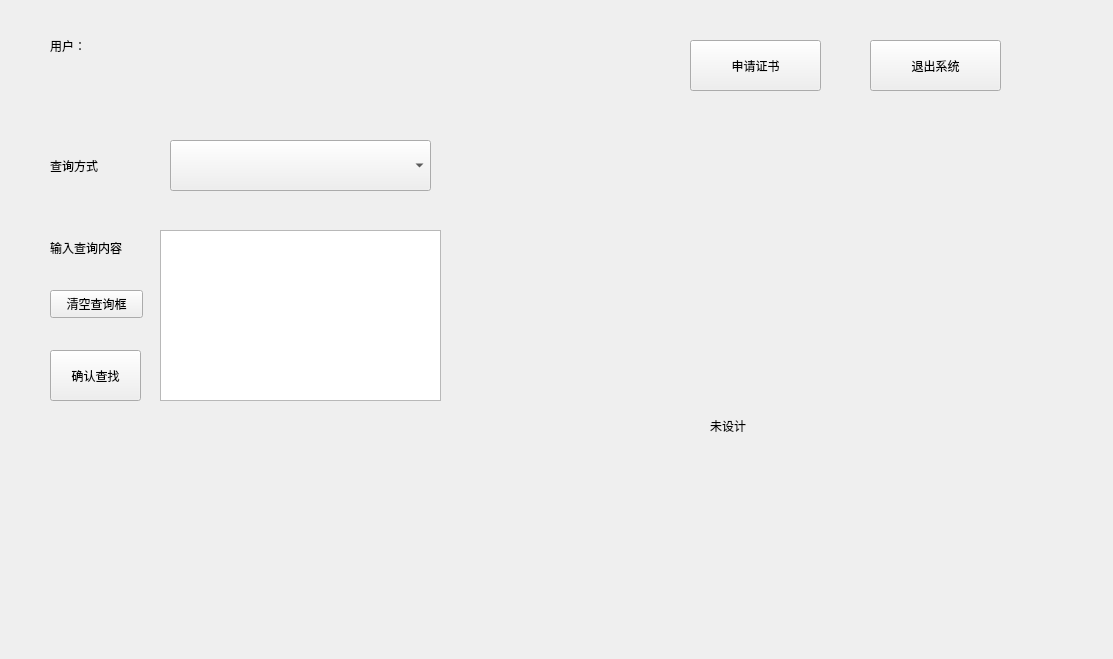
The window that UI_Files/Search.ui (ZxxWs/CA_System) describes before a commit, drawn with Qt 5.
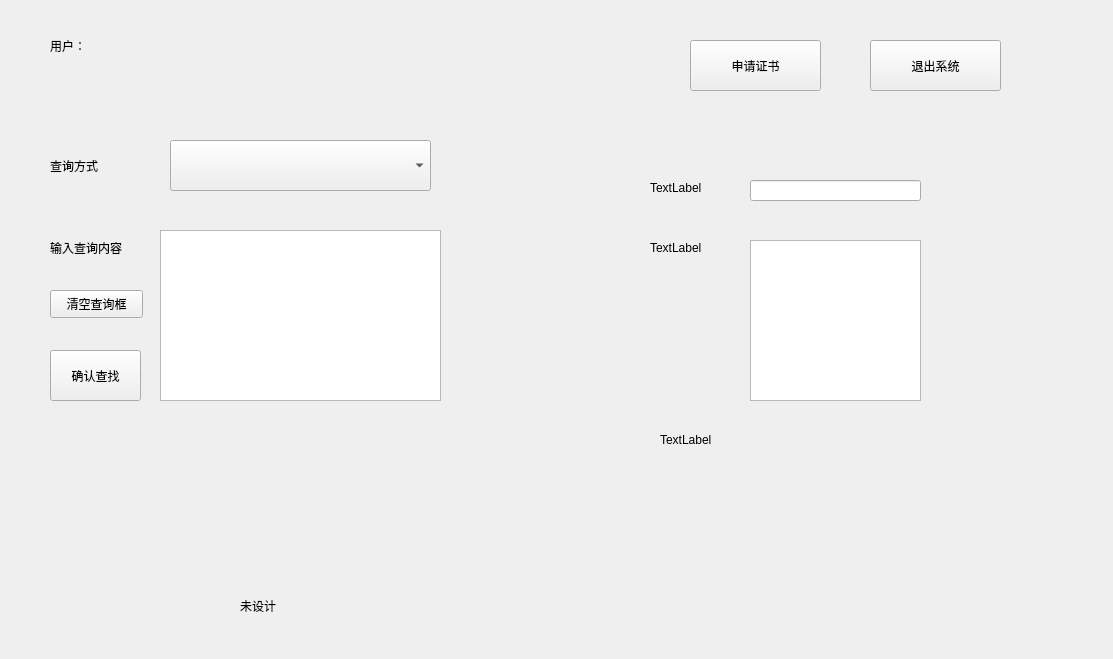
The same window after the commit.

```diff
--- a/UI_Files/Search.ui
+++ b/UI_Files/Search.ui
@@ -88,10 +88,10 @@
   <widget class="QLabel" name="label">
    <property name="geometry">
     <rect>
-     <x>710</x>
-     <y>370</y>
+     <x>240</x>
+     <y>590</y>
      <width>171</width>
-     <height>111</height>
+     <height>31</height>
     </rect>
    </property>
    <property name="text">
@@ -137,6 +137,65 @@
     <string>确认查找</string>
    </property>
   </widget>
+  <widget class="QLabel" name="label_2">
+   <property name="geometry">
+    <rect>
+     <x>650</x>
+     <y>180</y>
+     <width>72</width>
+     <height>15</height>
+    </rect>
+   </property>
+   <property name="text">
+    <string>TextLabel</string>
+   </property>
+  </widget>
+  <widget class="QLabel" name="label_3">
+   <property name="geometry">
+    <rect>
+     <x>650</x>
+     <y>240</y>
+     <width>72</width>
+     <height>15</height>
+    </rect>
+   </property>
+   <property name="text">
+    <string>TextLabel</string>
+   </property>
+  </widget>
+  <widget class="QLineEdit" name="lineEdit">
+   <property name="geometry">
+    <rect>
+     <x>750</x>
+     <y>180</y>
+     <width>171</width>
+     <height>21</height>
+    </rect>
+   </property>
+  </widget>
+  <widget class="QTextEdit" name="textEdit">
+   <property name="geometry">
+    <rect>
+     <x>750</x>
+     <y>240</y>
+     <width>171</width>
+     <height>161</height>
+    </rect>
+   </property>
+  </widget>
+  <widget class="QLabel" name="label_5">
+   <property name="geometry">
+    <rect>
+     <x>660</x>
+     <y>430</y>
+     <width>231</width>
+     <height>20</height>
+    </rect>
+   </property>
+   <property name="text">
+    <string>TextLabel</string>
+   </property>
+  </widget>
  </widget>
  <resources/>
  <connections/>
```
